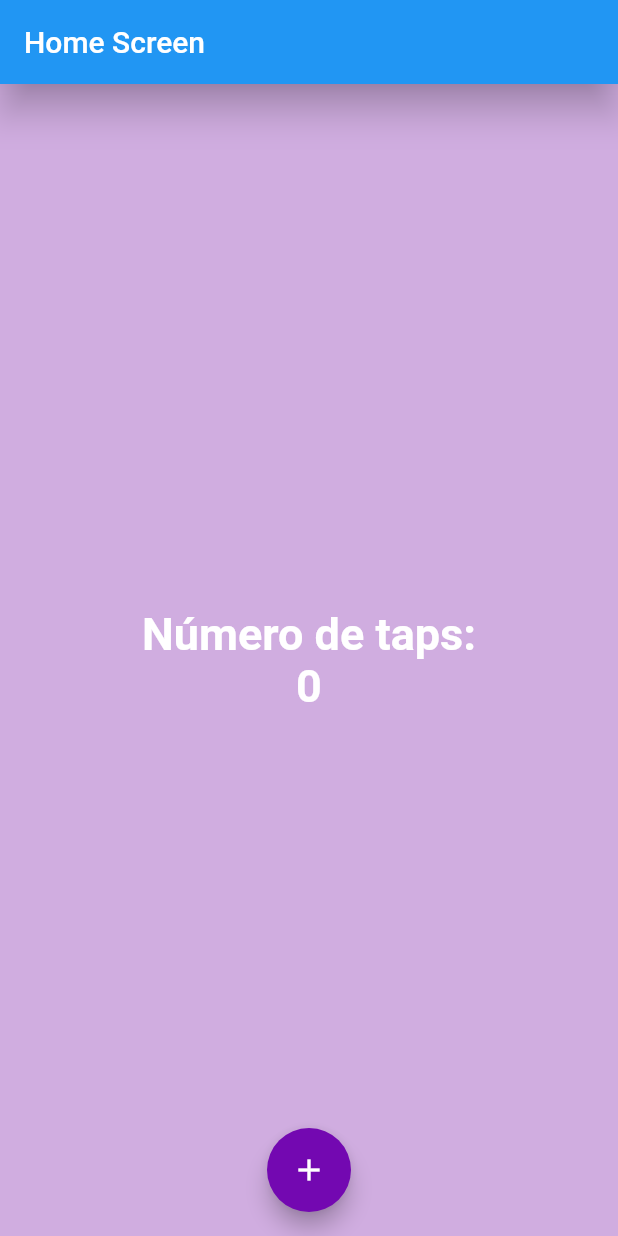
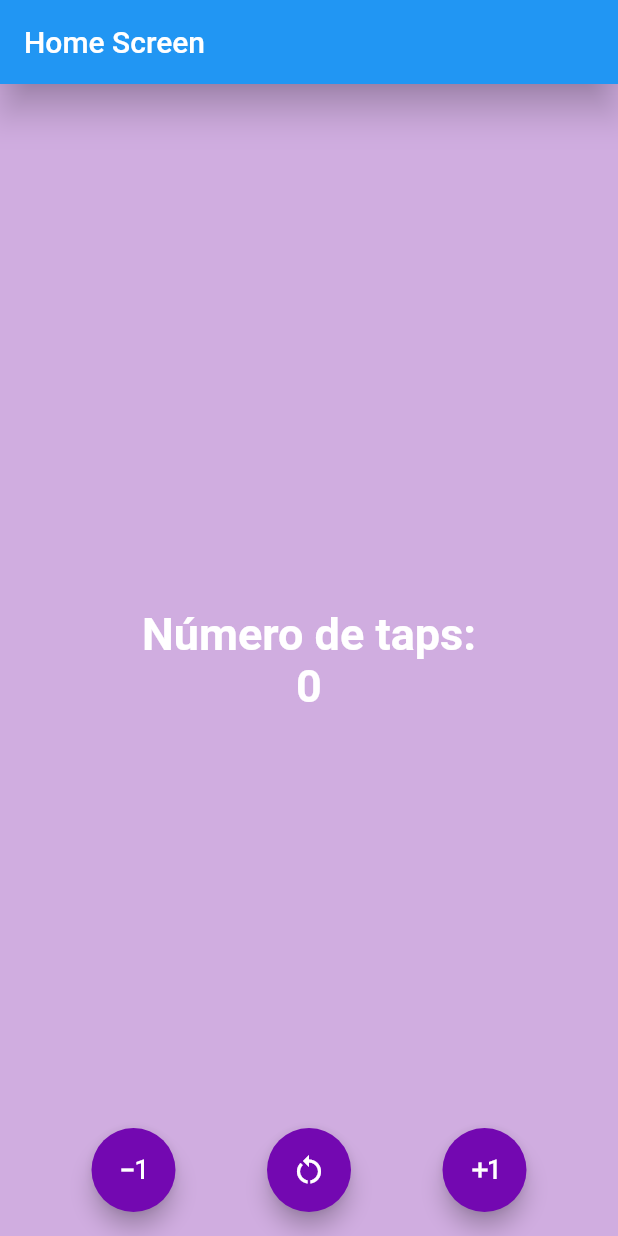
Before and after one commit to MariaSRomero/Counter_App, a Flutter app: the screen it shows after launch, on a phone screen of 412 x 824 dp. Run offline on Flutter 3.47's test engine with Material 2 defaults, Android fonts, the phone set to English and light mode, and no system bars.

Commit message:
cambios del código

```diff
--- a/lib/main.dart
+++ b/lib/main.dart
@@ -1,4 +1,4 @@
-import 'package:counter_app/screens/home_screen.dart';
+import 'package:counter_app/screens/counter_screen.dart';
 import 'package:flutter/material.dart';
 
 void main() {
@@ -12,7 +12,7 @@ class CounterApp extends StatelessWidget{
   Widget build(BuildContext context) {
     return const MaterialApp(
       debugShowCheckedModeBanner: false,
-      home: HomeScreen(),
+      home: CounterScreen(),
     );
   }
 
--- /dev/null
+++ b/lib/screens/counter_screen.dart
@@ -0,0 +1,64 @@
+import 'package:flutter/material.dart';
+
+class CounterScreen extends StatefulWidget {
+  const CounterScreen ({super.key});
+
+  @override
+  State<CounterScreen> createState() => _CounterScreenState();
+}
+
+class _CounterScreenState extends State<CounterScreen> {
+  int contador = 0;
+  @override
+  Widget build(BuildContext context) {
+    const TextStyle estiloTexto = TextStyle(
+      fontSize: 30,
+      color: Colors.white,
+      fontWeight: FontWeight.bold,
+    );
+    return  Scaffold(
+      appBar: AppBar(
+        title: const Text('Home Screen'),
+        elevation: 10,
+      ),
+      backgroundColor: const Color.fromARGB(255, 208, 173, 224),
+      body:  Center(
+        child: Column(
+          mainAxisAlignment: MainAxisAlignment.center,
+          children: [
+            const Text(
+              'Número de taps:',
+              style: estiloTexto,
+              ),
+            Text(
+              '$contador',
+            style: estiloTexto,
+            ),
+          ],
+        )),
+        floatingActionButtonLocation: FloatingActionButtonLocation.centerFloat,
+        floatingActionButton: Row(
+          mainAxisAlignment: MainAxisAlignment.spaceEvenly,
+          children: [
+            FloatingActionButton(
+            backgroundColor: const Color.fromARGB(255, 115, 8, 177),
+            foregroundColor: const Color.fromARGB(255, 255, 255, 255),
+            onPressed: null,
+            child: const Icon(Icons.exposure_minus_1),
+    ),
+            FloatingActionButton(
+            backgroundColor: const Color.fromARGB(255, 115, 8, 177),
+            foregroundColor: const Color.fromARGB(255, 255, 255, 255),
+            onPressed: null,
+            child: const Icon(Icons.restart_alt),
+    ),
+            FloatingActionButton(
+            backgroundColor: const Color.fromARGB(255, 115, 8, 177),
+            foregroundColor: const Color.fromARGB(255, 255, 255, 255),
+            onPressed: null,
+            child: const Icon(Icons.exposure_plus_1),
+    ),
+          ],
+        ));
+  }
+}
```
